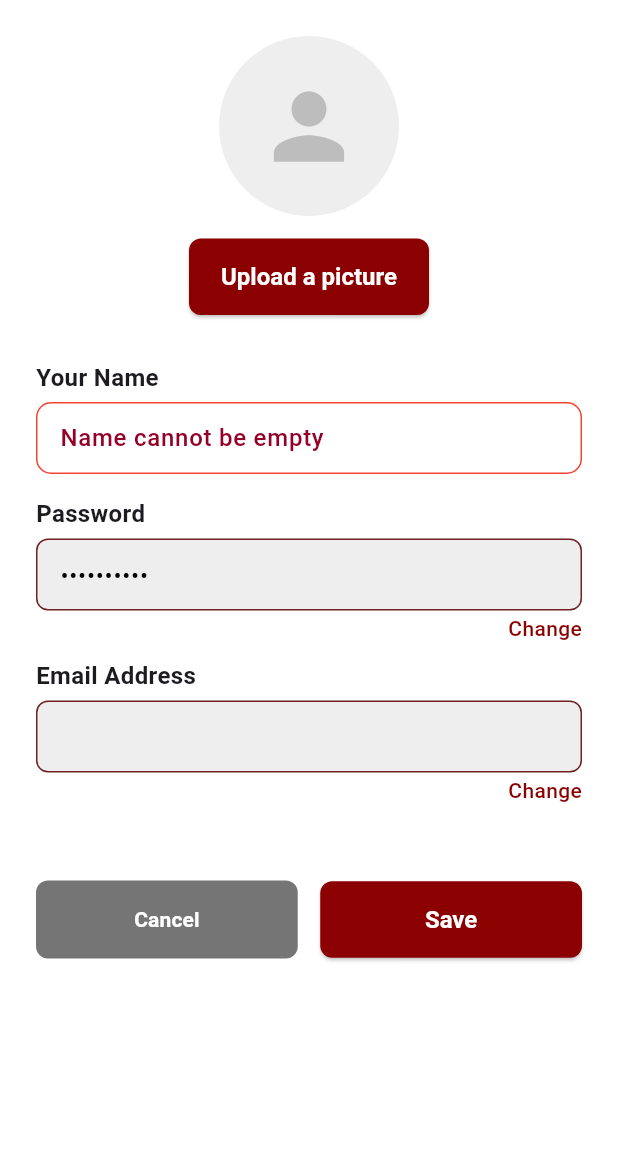
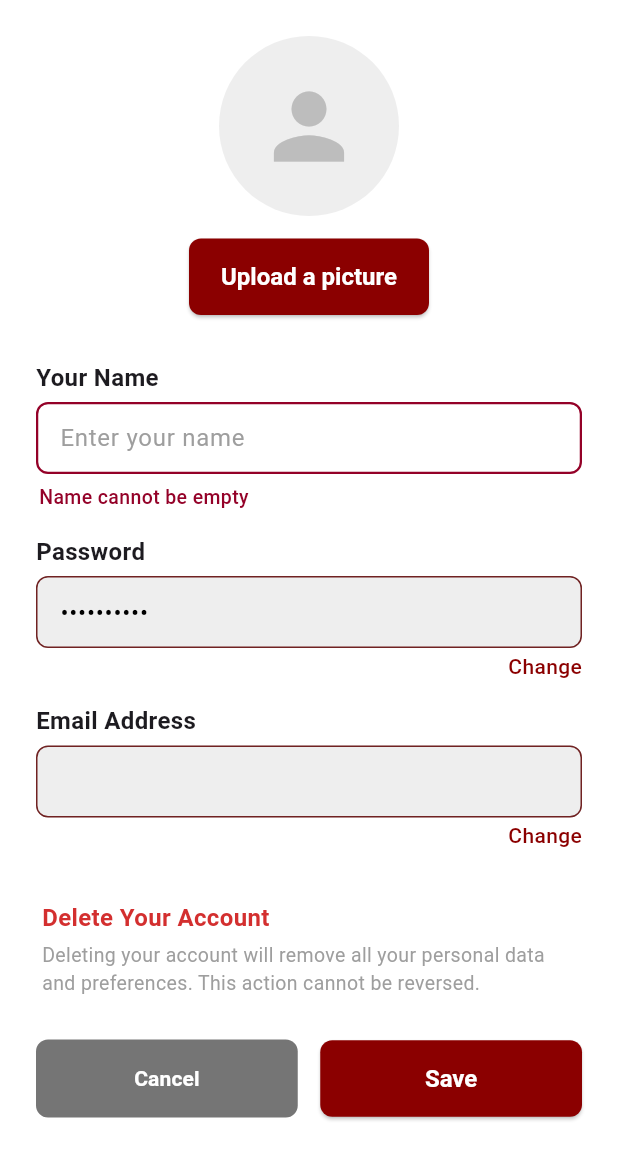
Before and after one commit to DamaiSilalahi/USUlicius, a Flutter app: the AccountScreen screen opened directly with empty values, after a tap on "Save", on a phone screen of 412 x 824 dp, the part 63-1236 px from its top. Run offline on Flutter 3.47's test engine with Material 3 defaults, Android fonts, the phone set to English and light mode, and no system bars; our stand-ins replace cloud_firestore, cloud_functions, firebase_auth, firebase_core, firebase_storage, image_picker; accounts and stored records are empty; Roboto replaces fonts that are missing (Roboto Flex).

Commit message:
perbaiki old password

```diff
--- a/lib/main.dart
+++ b/lib/main.dart
@@ -7,7 +7,6 @@ import 'package:usulicius_kelompok_lucky/providers/food_provider.dart';
 import 'package:usulicius_kelompok_lucky/screens/login_screen.dart';
 import 'package:usulicius_kelompok_lucky/screens/home_screen.dart';
 import 'package:usulicius_kelompok_lucky/screens/verification_screen.dart';
-import 'package:usulicius_kelompok_lucky/screens/splash_screen.dart';
 
 const Color kPrimaryMaroon = Color(0xFF800020);
 
--- a/lib/screens/account_screen.dart
+++ b/lib/screens/account_screen.dart
@@ -1,8 +1,7 @@
 import 'package:flutter/material.dart';
 import 'package:usulicius_kelompok_lucky/widgets/account_field.dart';
 import 'package:usulicius_kelompok_lucky/screens/change_email_screen.dart';
-import 'package:usulicius_kelompok_lucky/widgets/photo_profile.dart'; // Pastikan file ini ada
-import 'package:usulicius_kelompok_lucky/widgets/delete_account.dart'; // Pastikan file ini ada
+import 'package:usulicius_kelompok_lucky/widgets/delete_account.dart';
 import 'package:usulicius_kelompok_lucky/screens/login_screen.dart';
 import 'package:firebase_auth/firebase_auth.dart';
 import 'package:cloud_firestore/cloud_firestore.dart';
@@ -180,12 +179,12 @@ class _AccountScreenState extends State<AccountScreen> {
 
       if (isPasswordChanged) {
         final credential = EmailAuthProvider.credential(
-          email: _user!.email!,
+          email: _user.email!,
           password: _oldPasswordController.text,
         );
 
-        await _user!.reauthenticateWithCredential(credential);
-        await _user!.updatePassword(_newPasswordController.text);
+        await _user.reauthenticateWithCredential(credential);
+        await _user.updatePassword(_newPasswordController.text);
 
         setState(() {
           _showPasswordFields = false;
@@ -199,13 +198,13 @@ class _AccountScreenState extends State<AccountScreen> {
         final storageRef = _storage
             .ref()
             .child('user_profile_images')
-            .child('${_user!.uid}.jpg');
+            .child('${_user.uid}.jpg');
 
         await storageRef.putFile(_pickedImageFile!);
         final imageUrl = await storageRef.getDownloadURL();
 
-        await _user!.updatePhotoURL(imageUrl);
-        await _firestore.collection('users').doc(_user!.uid).update({
+        await _user.updatePhotoURL(imageUrl);
+        await _firestore.collection('users').doc(_user.uid).update({
           'photoURL': imageUrl
         });
 
@@ -214,8 +213,8 @@ class _AccountScreenState extends State<AccountScreen> {
       }
 
       if (isNameChanged) {
-        await _user!.updateDisplayName(newName);
-        await _firestore.collection('users').doc(_user!.uid).update({
+        await _user.updateDisplayName(newName);
+        await _firestore.collection('users').doc(_user.uid).update({
           'username': newName
         });
 
@@ -236,21 +235,51 @@ class _AccountScreenState extends State<AccountScreen> {
         ),
       );
     } on FirebaseAuthException catch (e) {
-      String errorMessage = e.message ?? 'An unknown error occurred.';
+      // ---------------------------------------------------------
+      // BAGIAN PENTING: HANDLING ERROR
+      // ---------------------------------------------------------
 
-      if (e.code == 'wrong-password' && isPasswordChanged) {
-        setState(() => _oldPasswordError = 'Incorrect Old Password');
-      } else if (e.code == 'requires-recent-login') {
-        setState(() => _oldPasswordError = 'Session expired. Please relogin.');
-      } else if (e.code == 'weak-password') {
-        setState(() => _newPasswordError = 'Password too weak.');
+      // Cek apakah error karena password salah (wrong-password)
+      // ATAU kredensial tidak valid (invalid-credential)
+      if ((e.code == 'wrong-password' || e.code == 'invalid-credential') && isPasswordChanged) {
+        setState(() {
+          // Set pesan error langsung di bawah field Old Password
+          _oldPasswordError = 'your password is incorrect';
+          _isLoading = false;
+        });
+        // STOP eksekusi di sini agar SnackBar TIDAK muncul
+        return;
       }
 
+      // Handle password lemah
+      else if (e.code == 'weak-password') {
+        setState(() {
+          _newPasswordError = 'Password too weak.';
+          _isLoading = false;
+        });
+        return;
+      }
+
+      // Handle session expired
+      else if (e.code == 'requires-recent-login') {
+         setState(() {
+          _oldPasswordError = 'Session expired. Please relogin.';
+          _isLoading = false;
+        });
+        return;
+      }
+
+      // Jika errornya BUKAN karena password/validasi field,
+      // baru tampilkan SnackBar (misal error koneksi internet)
+      String errorMessage = e.message ?? 'An unknown error occurred.';
       setState(() => _isLoading = false);
+
       ScaffoldMessenger.of(context).showSnackBar(
         SnackBar(backgroundColor: Colors.red, content: Text('Error: $errorMessage')),
       );
+
     } catch (e) {
+      // Error umum non-firebase
       setState(() => _isLoading = false);
       ScaffoldMessenger.of(context).showSnackBar(
         SnackBar(backgroundColor: Colors.red, content: Text('Error: $e')),
@@ -297,7 +326,7 @@ class _AccountScreenState extends State<AccountScreen> {
 
         await _firestore.collection('users').doc(_user!.uid).delete();
 
-        await _user!.delete();
+        await _user.delete();
 
         if (mounted) {
           Navigator.of(context).pushAndRemoveUntil(
@@ -450,7 +479,38 @@ class _AccountScreenState extends State<AccountScreen> {
                 isEditable: false,
                 onEditPressed: _isLoading || _showPasswordFields ? null : _openChangeEmailDialog,
               ),
-              const SizedBox(height: 40),
+              const SizedBox(height: 10),
+              Align(
+  alignment: Alignment.centerLeft,
+  child: InkWell(
+    onTap: _isLoading ? null : _showDeleteAccountDialog, // Memanggil fungsi
+    borderRadius: BorderRadius.circular(8.0),
+    child: Padding(
+      padding: const EdgeInsets.symmetric(vertical: 8.0, horizontal: 4.0),
+      child: Column(
+        crossAxisAlignment: CrossAxisAlignment.start,
+        children: [
+          Text(
+            'Delete Your Account',
+            style: TextStyle(
+              color: Colors.red.shade700,
+              fontWeight: FontWeight.bold,
+              fontSize: 16
+            ),
+          ),
+          const SizedBox(height: 4),
+          const Text(
+            'Deleting your account will remove all your personal data and preferences. This action cannot be reversed.',
+            style: TextStyle(fontSize: 13, color: Colors.grey),
+          ),
+        ],
+      ),
+    ),
+  ),
+),
+// --- AKHIR BAGIAN DELETE ACCOUNT ---
+
+const SizedBox(height: 20),
               Row(
                 children: [
                   Expanded(
@@ -486,6 +546,7 @@ class _AccountScreenState extends State<AccountScreen> {
                 ],
               ),
               const SizedBox(height: 40),
+
             ],
           ),
         ),
--- a/lib/screens/forgot_password_screen.dart
+++ b/lib/screens/forgot_password_screen.dart
@@ -1,6 +1,5 @@
 import 'package:flutter/material.dart';
 import 'package:usulicius_kelompok_lucky/screens/verification_screen.dart';
-import 'package:usulicius_kelompok_lucky/widgets/status_dialog.dart';
 import 'package:cloud_functions/cloud_functions.dart';
 import 'package:cloud_firestore/cloud_firestore.dart';
 
--- a/lib/screens/settings_screen.dart
+++ b/lib/screens/settings_screen.dart
@@ -4,7 +4,6 @@ import 'package:cloud_firestore/cloud_firestore.dart';
 import 'package:usulicius_kelompok_lucky/screens/account_screen.dart';
 import 'package:usulicius_kelompok_lucky/screens/login_screen.dart';
 import 'package:usulicius_kelompok_lucky/screens/about_us_screen.dart';
-
 
 class SettingsScreen extends StatefulWidget {
   const SettingsScreen({super.key});
@@ -92,7 +91,11 @@ class _SettingsScreenState extends State<SettingsScreen> {
   Widget build(BuildContext context) {
     return Scaffold(
       appBar: AppBar(
-        title: const Text('Settings'),
+        // Perubahan di sini: Menambahkan style fontWeight.bold
+        title: const Text(
+          'Settings',
+          style: TextStyle(fontWeight: FontWeight.bold),
+        ),
         centerTitle: true,
         backgroundColor: const Color.fromARGB(255, 249, 249, 249),
         elevation: 0,
--- a/lib/widgets/account_field.dart
+++ b/lib/widgets/account_field.dart
@@ -23,84 +23,99 @@ class AccountField extends StatelessWidget {
   @override
   Widget build(BuildContext context) {
     final displayValue = isSensitive ? '•' * initialValue.length : initialValue;
-    final bool isCustomErrorField = label.contains('Name') || label.contains('Password');
-    final bool showCustomErrorInBox = errorText != null && isCustomErrorField;
 
-    final String? inputHintText = showCustomErrorInBox
-        ? errorText
-        : (isEditable && (controller == null ? initialValue.isEmpty : controller!.text.isEmpty)
-            ? 'Enter ${label.toLowerCase()}'
-            : null);
+    const Color maroonColor = Color(0xFF8B0000);
+    const Color errorColor = Color(0xFF940128); // Warna merah gelap sesuai gambar
 
-    final Color maroonColor = const Color(0xFF8B0000);
-    final Color errorColor = const Color(0xFF940128);
+    // Cek apakah ada error
+    final bool hasError = errorText != null && errorText!.isNotEmpty;
+
+    // Logika Hint Text
+    final String? inputHintText = (isEditable && (controller == null ? initialValue.isEmpty : controller!.text.isEmpty))
+        ? 'Enter ${label.toLowerCase()}'
+        : null;
 
     return Padding(
-      // UBAH: Mengurangi jarak bawah antar field dari 16.0 menjadi 10.0
-      padding: const EdgeInsets.only(bottom: 10.0),
+      padding: const EdgeInsets.only(bottom: 15.0), // Jarak antar field
       child: Column(
         crossAxisAlignment: CrossAxisAlignment.start,
         children: [
+          // 1. LABEL
           Text(
             label,
             style: const TextStyle(fontWeight: FontWeight.bold, fontSize: 16),
           ),
-          // UBAH: Mengurangi jarak antara Label dan Kotak dari 8 menjadi 5
           const SizedBox(height: 5),
 
+          // 2. INPUT FIELD
           TextFormField(
             controller: controller,
-            initialValue: (controller == null && !showCustomErrorInBox) ? displayValue : null,
+            initialValue: (controller == null) ? displayValue : null,
             readOnly: !isEditable,
             obscureText: isSensitive && isEditable,
             style: const TextStyle(color: Colors.black),
             decoration: InputDecoration(
-              // UBAH: Sedikit menipiskan padding dalam kotak
               contentPadding: const EdgeInsets.symmetric(vertical: 12.0, horizontal: 12.0),
               filled: !isEditable,
               fillColor: Colors.grey.shade200,
               hintText: inputHintText,
-              hintStyle: TextStyle(
-                color: showCustomErrorInBox ? errorColor : Colors.grey,
-                fontWeight: showCustomErrorInBox ? FontWeight.w500 : FontWeight.normal,
-              ),
-              errorText: showCustomErrorInBox ? ' ' : null,
-              errorStyle: const TextStyle(fontSize: 0, height: 0),
+              hintStyle: const TextStyle(color: Colors.grey, fontWeight: FontWeight.normal),
+
+              // Trik: Jangan masukkan errorText ke sini agar tidak merubah tinggi kotak default
+              errorStyle: const TextStyle(height: 0, fontSize: 0),
+
+              // Border Normal (Jika Error: Merah, Jika Tidak: Abu)
               border: OutlineInputBorder(
                 borderRadius: BorderRadius.circular(8.0),
                 borderSide: BorderSide(
-                  color: showCustomErrorInBox ? errorColor : Colors.grey,
-                  width: showCustomErrorInBox ? 2.0 : 1.0,
+                  color: hasError ? errorColor : Colors.grey,
+                  width: hasError ? 1.5 : 1.0,
                 ),
               ),
+              // Border saat tidak fokus (Enabled)
               enabledBorder: OutlineInputBorder(
                 borderRadius: BorderRadius.circular(8.0),
                 borderSide: BorderSide(
-                  color: showCustomErrorInBox ? errorColor : const Color.fromARGB(255, 112, 34, 34),
-                  width: showCustomErrorInBox ? 2.0 : 1.0,
+                  color: hasError ? errorColor : const Color.fromARGB(255, 112, 34, 34),
+                  width: hasError ? 1.5 : 1.0,
                 ),
               ),
+              // Border saat diklik (Focused)
               focusedBorder: OutlineInputBorder(
                 borderRadius: BorderRadius.circular(8.0),
                 borderSide: BorderSide(
-                  color: showCustomErrorInBox ? errorColor : maroonColor,
+                  color: hasError ? errorColor : maroonColor,
                   width: 2.0,
                 ),
               ),
             ),
           ),
 
+          // 3. ERROR TEXT (Muncul di bawah kotak, sesuai gambar)
+          if (hasError)
+            Padding(
+              padding: const EdgeInsets.only(top: 6.0, left: 2.0),
+              child: Text(
+                errorText!,
+                style: const TextStyle(
+                  color: errorColor,
+                  fontSize: 13,
+                  fontWeight: FontWeight.w500,
+                ),
+              ),
+            ),
+
+          // 4. TOMBOL CHANGE (Khusus field read-only)
           if (onEditPressed != null)
             Align(
               alignment: Alignment.centerRight,
               child: Padding(
-                // UBAH: Mengurangi jarak tulisan "Change" ke kotak
                 padding: const EdgeInsets.only(top: 2.0),
                 child: InkWell(
                   onTap: onEditPressed,
                   child: Text(
                     'Change',
-                    style: TextStyle(
+                    style: const TextStyle(
                       color: maroonColor,
                       fontWeight: FontWeight.w500,
                       fontSize: 14,
```
